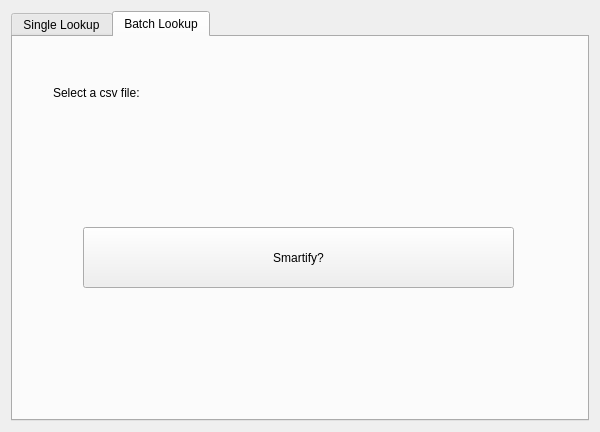
Qt form smarty/smarty_dialog_base.ui (smarty/qgis-plugin) before a commit.
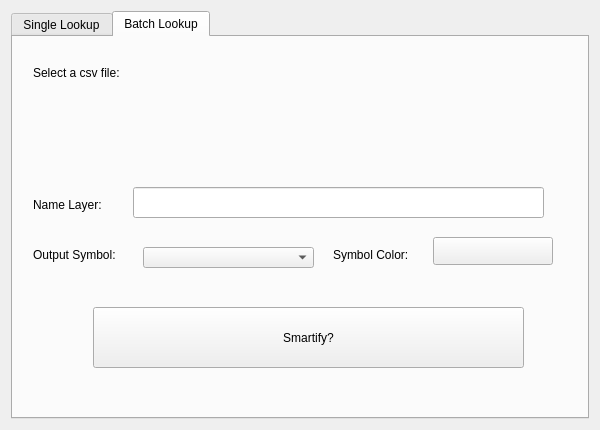
The same form after that commit. Custom widgets are drawn as their Qt base class.

Commit message: Finished Batch functionality

Diff of the .ui file:
```diff
--- a/smarty/smarty_dialog_base.ui
+++ b/smarty/smarty_dialog_base.ui
@@ -7,7 +7,7 @@
     <x>0</x>
     <y>0</y>
     <width>600</width>
-    <height>432</height>
+    <height>430</height>
    </rect>
   </property>
   <property name="windowTitle">
@@ -182,8 +182,8 @@
       <widget class="QgsFileWidget" name="mQgsFileWidget">
        <property name="geometry">
         <rect>
-         <x>40</x>
-         <y>90</y>
+         <x>30</x>
+         <y>60</y>
          <width>501</width>
          <height>71</height>
         </rect>
@@ -192,8 +192,8 @@
       <widget class="QPushButton" name="batch_button">
        <property name="geometry">
         <rect>
-         <x>70</x>
-         <y>190</y>
+         <x>80</x>
+         <y>270</y>
          <width>431</width>
          <height>61</height>
         </rect>
@@ -205,8 +205,8 @@
       <widget class="QLabel" name="label">
        <property name="geometry">
         <rect>
-         <x>40</x>
-         <y>40</y>
+         <x>20</x>
+         <y>20</y>
          <width>171</width>
          <height>31</height>
         </rect>
@@ -215,12 +215,86 @@
         <string>Select a csv file:</string>
        </property>
       </widget>
+      <widget class="QLabel" name="label_5">
+       <property name="geometry">
+        <rect>
+         <x>20</x>
+         <y>160</y>
+         <width>101</width>
+         <height>16</height>
+        </rect>
+       </property>
+       <property name="text">
+        <string>Name Layer:</string>
+       </property>
+      </widget>
+      <widget class="QLineEdit" name="layer_name">
+       <property name="geometry">
+        <rect>
+         <x>120</x>
+         <y>150</y>
+         <width>411</width>
+         <height>31</height>
+        </rect>
+       </property>
+      </widget>
+      <widget class="QLabel" name="label_9">
+       <property name="geometry">
+        <rect>
+         <x>20</x>
+         <y>210</y>
+         <width>101</width>
+         <height>16</height>
+        </rect>
+       </property>
+       <property name="text">
+        <string>Output Symbol:</string>
+       </property>
+      </widget>
+      <widget class="QComboBox" name="symbol_drop_down">
+       <property name="geometry">
+        <rect>
+         <x>130</x>
+         <y>210</y>
+         <width>171</width>
+         <height>21</height>
+        </rect>
+       </property>
+      </widget>
+      <widget class="QgsColorButton" name="symbol_color">
+       <property name="geometry">
+        <rect>
+         <x>420</x>
+         <y>200</y>
+         <width>120</width>
+         <height>28</height>
+        </rect>
+       </property>
+      </widget>
+      <widget class="QLabel" name="label_10">
+       <property name="geometry">
+        <rect>
+         <x>320</x>
+         <y>210</y>
+         <width>91</width>
+         <height>16</height>
+        </rect>
+       </property>
+       <property name="text">
+        <string>Symbol Color:</string>
+       </property>
+      </widget>
      </widget>
     </widget>
    </item>
   </layout>
  </widget>
  <customwidgets>
+  <customwidget>
+   <class>QgsColorButton</class>
+   <extends>QToolButton</extends>
+   <header>qgscolorbutton.h</header>
+  </customwidget>
   <customwidget>
    <class>QgsFileWidget</class>
    <extends>QWidget</extends>
```
The commit also changes 2 other files.
